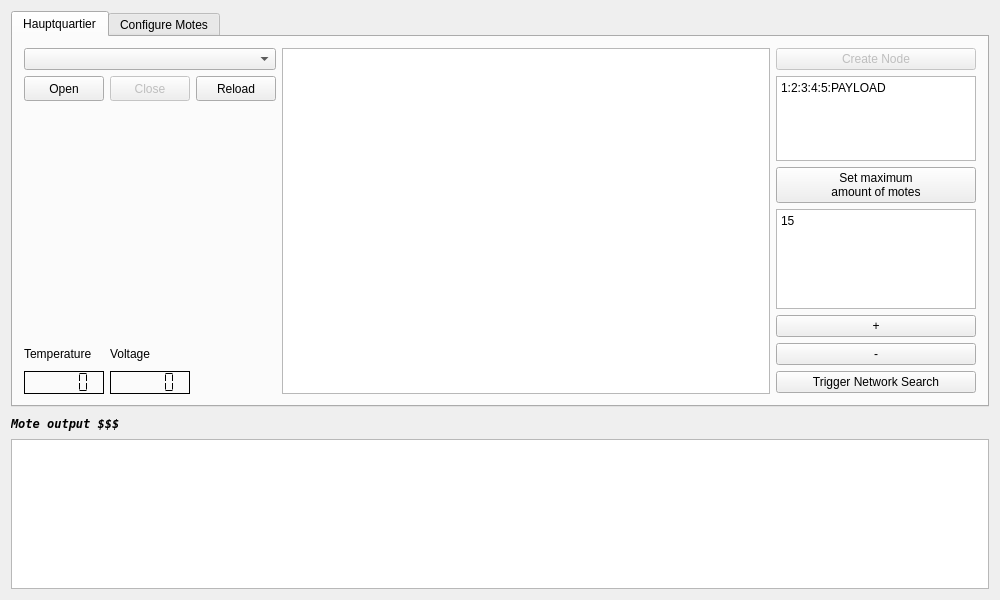
The window that gui/mainwindow.ui (heat1q/plant.io) describes before a commit, drawn with Qt 5.
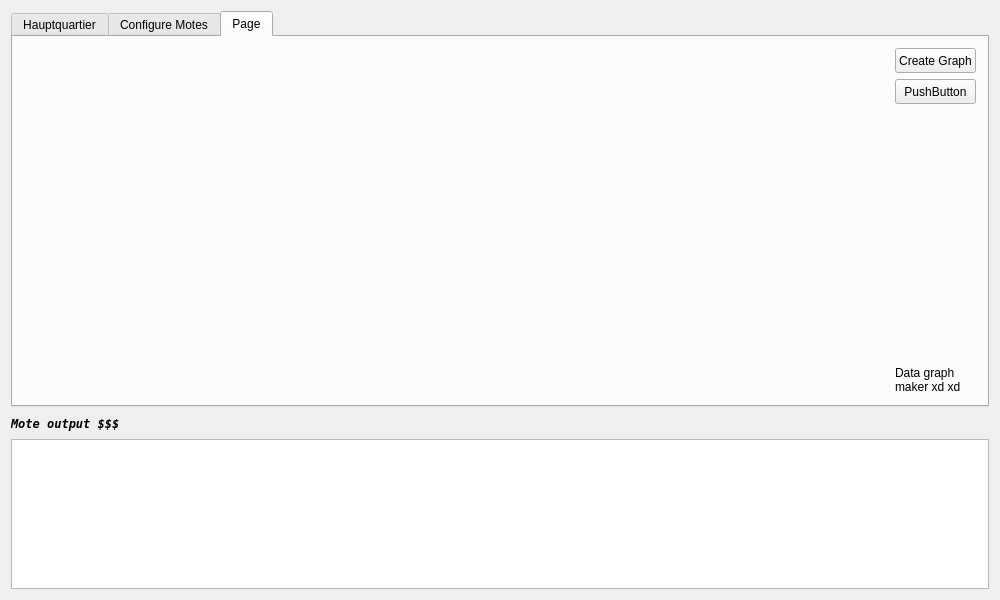
The same window after the commit. The open tabs and pages were chosen to show the change. Custom widgets are drawn as their Qt base class.

Commit message: added plotting with qcustomplot for data visualization

Diff of the .ui file:
```diff
--- a/gui/mainwindow.ui
+++ b/gui/mainwindow.ui
@@ -517,6 +517,81 @@
         </item>
        </layout>
       </widget>
+      <widget class="QWidget" name="tab3">
+       <attribute name="title">
+        <string>Page</string>
+       </attribute>
+       <layout class="QGridLayout" name="gridLayout">
+        <item row="0" column="2">
+         <widget class="QPushButton" name="pushButton_creategraph">
+          <property name="minimumSize">
+           <size>
+            <width>0</width>
+            <height>25</height>
+           </size>
+          </property>
+          <property name="maximumSize">
+           <size>
+            <width>16777215</width>
+            <height>25</height>
+           </size>
+          </property>
+          <property name="text">
+           <string>Create Graph</string>
+          </property>
+         </widget>
+        </item>
+        <item row="3" column="2">
+         <widget class="QLabel" name="label">
+          <property name="sizePolicy">
+           <sizepolicy hsizetype="Fixed" vsizetype="Fixed">
+            <horstretch>0</horstretch>
+            <verstretch>0</verstretch>
+           </sizepolicy>
+          </property>
+          <property name="text">
+           <string>Data graph 
+maker xd xd</string>
+          </property>
+         </widget>
+        </item>
+        <item row="0" column="1" rowspan="4">
+         <widget class="QCustomPlot" name="customPlot" native="true">
+          <property name="sizePolicy">
+           <sizepolicy hsizetype="Expanding" vsizetype="Expanding">
+            <horstretch>0</horstretch>
+            <verstretch>0</verstretch>
+           </sizepolicy>
+          </property>
+          <property name="minimumSize">
+           <size>
+            <width>100</width>
+            <height>200</height>
+           </size>
+          </property>
+         </widget>
+        </item>
+        <item row="1" column="2">
+         <widget class="QPushButton" name="pushButton_xxyyzz">
+          <property name="minimumSize">
+           <size>
+            <width>0</width>
+            <height>25</height>
+           </size>
+          </property>
+          <property name="maximumSize">
+           <size>
+            <width>16777215</width>
+            <height>25</height>
+           </size>
+          </property>
+          <property name="text">
+           <string>PushButton</string>
+          </property>
+         </widget>
+        </item>
+       </layout>
+      </widget>
      </widget>
     </item>
     <item>
@@ -593,6 +668,14 @@
   </widget>
  </widget>
  <layoutdefault spacing="6" margin="11"/>
+ <customwidgets>
+  <customwidget>
+   <class>QCustomPlot</class>
+   <extends>QWidget</extends>
+   <header>qcustomplot.h</header>
+   <container>1</container>
+  </customwidget>
+ </customwidgets>
  <resources/>
  <connections/>
 </ui>
```
The commit also changes 5 other files.
